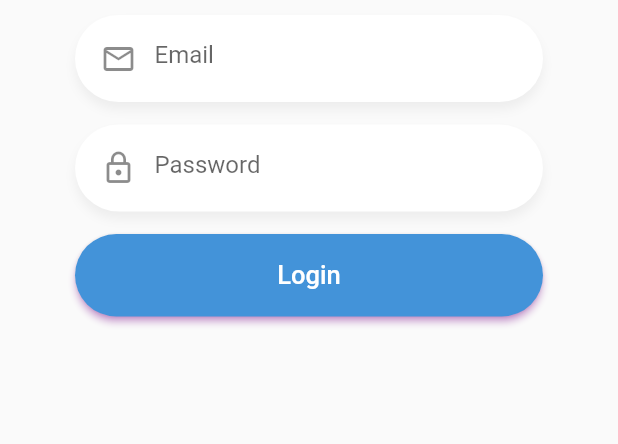
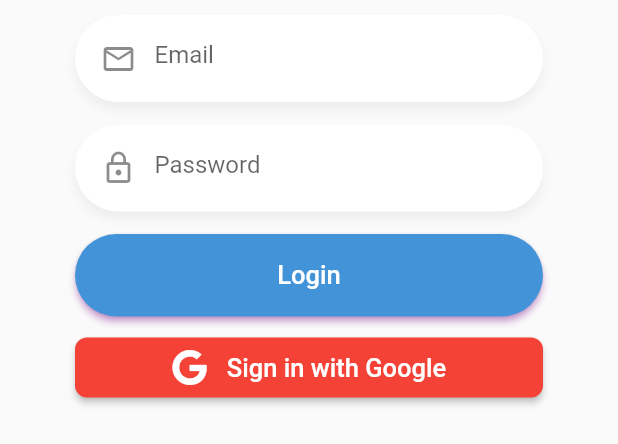
Before and after one commit to Mastercrea/hola-chat-flutter, a Flutter app: the _Form widget shown alone on an empty page, opened directly, on a phone screen of 412 x 824 dp. Shown: the top 444 px of the screen. Run offline on Flutter 3.47's test engine with Material 2 defaults, Android fonts, the phone set to English and light mode, and no system bars; our stand-ins replace flutter_local_notifications, flutter_secure_storage, font_awesome_flutter, google_sign_in, image_cropper, image_picker and 2 more; accounts and stored records are empty; network calls fail.

Commit message:
Google login services added

```diff
--- a/lib/custom_drawer/home_drawer.dart
+++ b/lib/custom_drawer/home_drawer.dart
@@ -408,6 +408,7 @@ class _HomeDrawerState extends State<HomeDrawer> {
   void logout() {
     socketService.disconnect();
     Navigator.pushReplacementNamed(context, 'login');
+    AuthService.signOutWithGoogle();
     AuthService.deleteToken();
   }
 }
--- a/lib/global/environment.dart
+++ b/lib/global/environment.dart
@@ -1,6 +1,10 @@
 import 'dart:io';
 
 class Environment {
-  static String apiUrl = Platform.isAndroid ? 'http://192.168.31.226:3000/api' : 'http://localhost:3000/api';
-  static String socketUrl = Platform.isAndroid ? 'http://192.168.31.226:3000' : 'http://localhost:3000';
+
+  static String apiUrl ='https://hola-chat-backend.herokuapp.com/api';
+  static String socketUrl = 'https://hola-chat-backend.herokuapp.com/';
+
+  // static String apiUrl = Platform.isAndroid ? 'http://192.168.31.226:3000/api' : 'http://localhost:3000/api';
+  // static String socketUrl = Platform.isAndroid ? 'http://192.168.31.226:3000' : 'http://localhost:3000';
 }
--- a/lib/pages/chat_page.dart
+++ b/lib/pages/chat_page.dart
@@ -86,10 +86,11 @@ class _ChatPageState extends State<ChatPage> with TickerProviderStateMixin {
         backgroundColor: AppTheme.primaryColor,
         title: Column(
           children: <Widget>[
+            const SizedBox(height: 2),
             UserCircleAvatar(user: userFor),
-            SizedBox(height: 3),
+            const SizedBox(height: 2),
             Text(userFor.name,
-                style: TextStyle(color: Colors.black87, fontSize: 12))
+                style: const TextStyle(color: Colors.black87, fontSize: 12))
           ],
         ),
         centerTitle: true,
--- a/lib/pages/login_page.dart
+++ b/lib/pages/login_page.dart
@@ -1,6 +1,7 @@
 import 'package:flutter/material.dart';
 import 'package:flutter_chat_app/helpers/show_alert.dart';
 import 'package:flutter_chat_app/services/socket_service.dart';
+import 'package:font_awesome_flutter/font_awesome_flutter.dart';
 import 'package:provider/provider.dart';
 import 'package:flutter_chat_app/services/auth_service.dart';
 import 'package:flutter_chat_app/widgets/btn_blue.dart';
@@ -28,7 +29,10 @@ class LoginPage extends StatelessWidget {
               children: <Widget>[
                 Logo(title: 'Messenger'),
                 _Form(),
-                Labels(routeNav: 'register',question: 'Don`t have an account?', action: 'Create one now!'),
+                Labels(
+                    routeNav: 'register',
+                    question: 'Don`t have an account?',
+                    action: 'Create one now!'),
                 Text(
                   'Terms Of Use Agreement',
                   style: TextStyle(fontWeight: FontWeight.w200),
@@ -50,6 +54,7 @@ class _Form extends StatefulWidget {
 class _FormState extends State<_Form> {
   final emailCtrl = TextEditingController();
   final passwordCtrl = TextEditingController();
+
   @override
   Widget build(BuildContext context) {
     final authService = Provider.of<AuthService>(context);
@@ -60,31 +65,67 @@ class _FormState extends State<_Form> {
       padding: EdgeInsets.symmetric(horizontal: 50),
       child: Column(
         children: <Widget>[
-          CustomInput(icon: Icons.mail_outline,
+          CustomInput(
+              icon: Icons.mail_outline,
               placeholder: 'Email',
               keyboardType: TextInputType.emailAddress,
               textController: emailCtrl),
-          CustomInput(icon: Icons.lock_outline,
+          CustomInput(
+              icon: Icons.lock_outline,
               placeholder: 'Password',
               textController: passwordCtrl,
               isPassword: true),
-
-          BtnBlue(onPressed: authService.authenticating ?  null : () async {
+          BtnBlue(
+            onPressed: authService.authenticating
+                ? null
+                : () async {
                     // Hide the keyboard
                     FocusScope.of(context).unfocus();
 
-           final loginOk = await authService.login(emailCtrl.text.trim(), passwordCtrl.text.trim());
-           if(loginOk){
-
+                    final loginOk = await authService.login(
+                        emailCtrl.text.trim(), passwordCtrl.text.trim());
+                    if (loginOk) {
                       socketService.connect();
                       Navigator.pushReplacementNamed(context, 'drawer');
-
                     } else {
                       // TODO: Show Alert error
                       showAlert(context, 'Bad credentials', 'Check the data');
                     }
-          }, btnName: 'Login',)
-
+                  },
+            btnName: 'Login',
+          ),
+          SizedBox(height: 10),
+          MaterialButton(
+              splashColor: Colors.transparent,
+              minWidth: double.infinity,
+              height: 40,
+              color: Colors.red,
+              shape: RoundedRectangleBorder(
+                  borderRadius: BorderRadius.circular(8)),
+              child: Row(
+                  mainAxisAlignment: MainAxisAlignment.center,
+                  children: const [
+                    Icon(
+                      FontAwesomeIcons.google,
+                      color: Colors.white,
+                    ),
+                    Text('   Sign in with Google',
+                        style: TextStyle(color: Colors.white, fontSize: 17)),
+                  ]),
+              onPressed: () async => {
+                    await authService.signInWithGoogle().then((value) => {
+                          if (value)
+                            {
+                              socketService.connect(),
+                              Navigator.pushReplacementNamed(context, 'drawer')
+                            }
+                          else
+                            {
+                              showAlert(
+                                  context, 'Bad credentials', 'Check the data')
+                            }
+                        })
+                  })
         ],
       ),
     );
--- a/pubspec.yaml
+++ b/pubspec.yaml
@@ -43,6 +43,9 @@ dependencies:
   flutter_local_notifications: ^9.5.3+1
   image_picker: ^0.8.5+3
   image_cropper: ^2.0.3
+  font_awesome_flutter: ^10.1.0
+  google_sign_in: ^5.3.0
+  loading_animation_widget: ^1.2.0+2
 
 dev_dependencies:
   flutter_test:
```
Also changed, not shown: lib/services/auth_service.dart (+50 -0 lines), 8 other files. Lines whose indentation alone changed are shown as unchanged.
